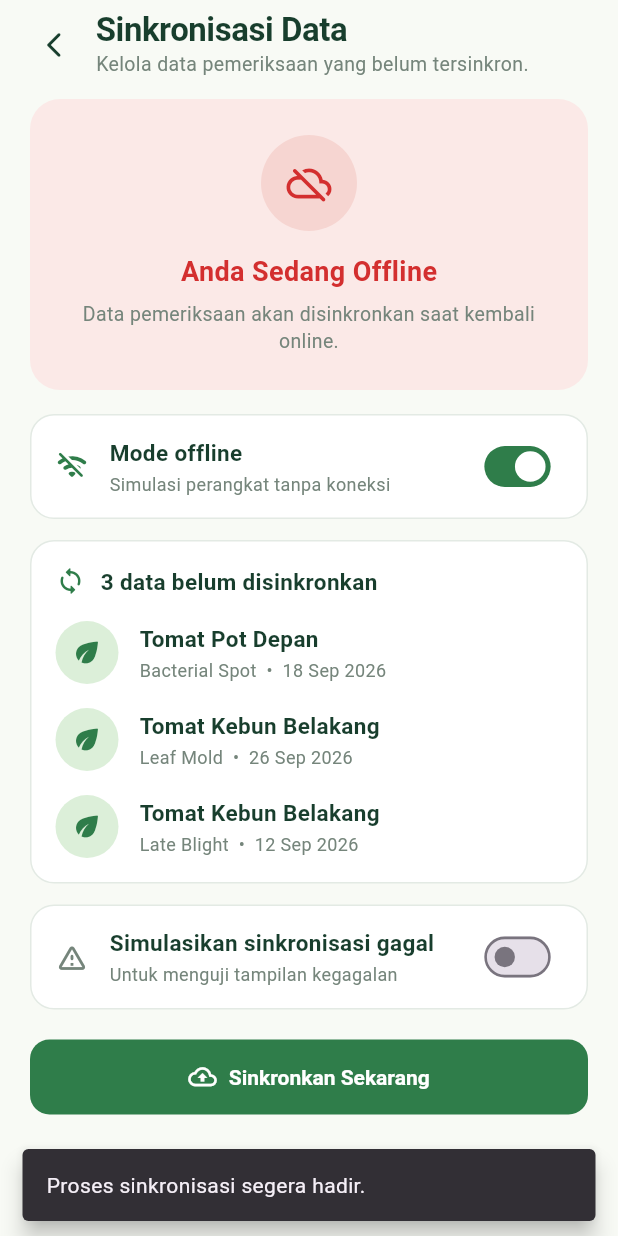
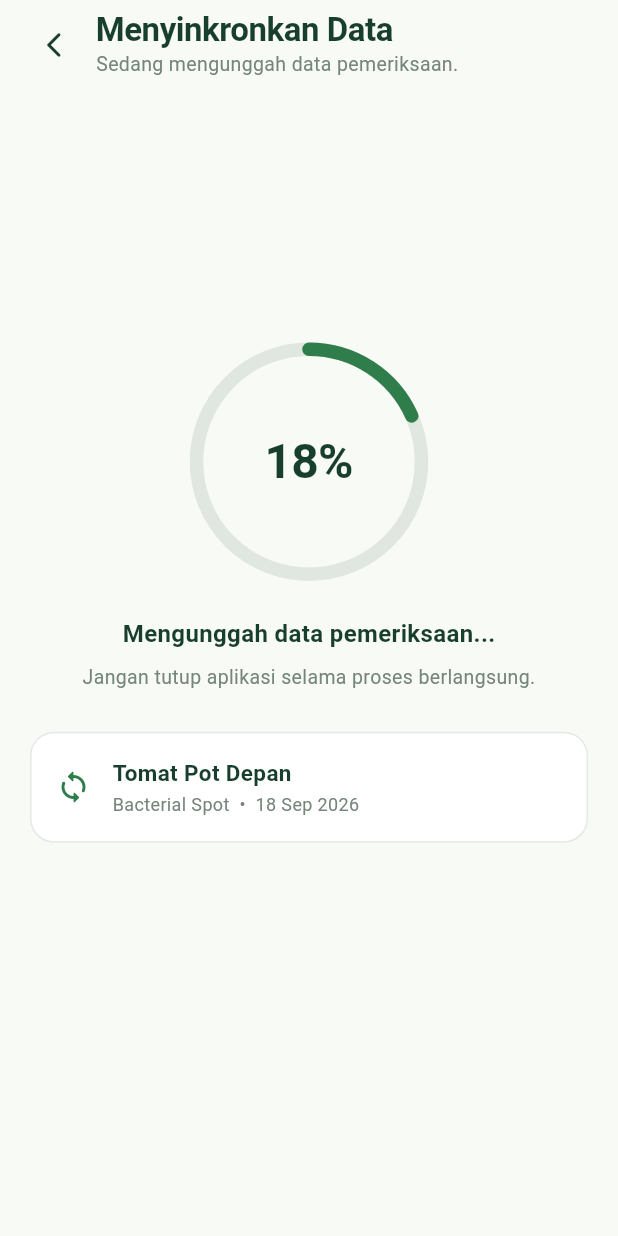
Before and after one commit to Indhirayc/PBL_Kelompok1_LeafItToMe, a Flutter app: the SyncStatusPage screen opened by its route, after a tap on "Sinkronkan Sekarang", on a phone screen of 412 x 824 dp. Run offline on Flutter 3.47's test engine with Material 3 defaults, Android fonts, the phone set to English and light mode, and no system bars; our stand-ins replace flutter_svg, go_router.

Commit message:
feat(sync): add sync process page

```diff
--- a/mobile_app/lib/app/router/app_router.dart
+++ b/mobile_app/lib/app/router/app_router.dart
@@ -25,6 +25,7 @@ import '../../features/history/views/history_detail_page.dart';
 import '../../features/history/views/treatment_recommendation_page.dart';
 import '../../features/history/views/disease_detail_page.dart';
 import '../../features/sync/views/sync_status_page.dart';
+import '../../features/sync/views/sync_process_page.dart';
 
 abstract final class AppRouter {
   static final GoRouter router = GoRouter(
@@ -215,6 +216,11 @@ abstract final class AppRouter {
         builder: (context, state) => const SyncStatusPage(),
       ),
       GoRoute(
+        path: '/sync-process',
+        name: 'sync-process',
+        builder: (context, state) => const SyncProcessPage(),
+      ),
+      GoRoute(
         path: '/profile',
         name: 'profile',
         builder: (context, state) => const ProfilePage(),
--- /dev/null
+++ b/mobile_app/lib/features/sync/views/sync_process_page.dart
@@ -0,0 +1,174 @@
+import 'package:flutter/material.dart';
+
+import '../../history/widgets/history_page_header.dart';
+import '../data/sync_data.dart';
+
+class SyncProcessPage extends StatefulWidget {
+  const SyncProcessPage({super.key});
+
+  @override
+  State<SyncProcessPage> createState() => _SyncProcessPageState();
+}
+
+class _SyncProcessPageState extends State<SyncProcessPage>
+    with SingleTickerProviderStateMixin {
+  static const Color _background = Color(0xFFF8FAF5);
+  static const Color _darkGreen = Color(0xFF183E2D);
+  static const Color _secondaryText = Color(0xFF75857B);
+  static const Color _border = Color(0xFFE3EAE4);
+  static const Color _primaryGreen = Color(0xFF2F7D4A);
+  static const Color _track = Color(0xFFDFE7E0);
+
+  late final AnimationController _controller;
+
+  @override
+  void initState() {
+    super.initState();
+    _controller = AnimationController(
+      vsync: this,
+      duration: const Duration(seconds: 6),
+    )..forward();
+  }
+
+  @override
+  void dispose() {
+    _controller.dispose();
+    super.dispose();
+  }
+
+  @override
+  Widget build(BuildContext context) {
+    final List<SyncItem> items = SyncData.items;
+
+    return Scaffold(
+      backgroundColor: _background,
+      body: SafeArea(
+        bottom: false,
+        child: Column(
+          children: [
+            const HistoryPageHeader(
+              title: 'Menyinkronkan Data',
+              subtitle: 'Sedang mengunggah data pemeriksaan.',
+              fallbackRoute: 'history',
+            ),
+            Expanded(
+              child: AnimatedBuilder(
+                animation: _controller,
+                builder: (context, child) {
+                  final double progress = _controller.value;
+                  final int percent = (progress * 100).round();
+                  final int index = (progress * items.length)
+                      .floor()
+                      .clamp(0, items.length - 1);
+                  final SyncItem current = items[index];
+
+                  return Column(
+                    children: [
+                      const Spacer(flex: 2),
+                      _buildProgressRing(percent, progress),
+                      const SizedBox(height: 28),
+                      const Text(
+                        'Mengunggah data pemeriksaan...',
+                        style: TextStyle(
+                          color: _darkGreen,
+                          fontSize: 16,
+                          fontWeight: FontWeight.w700,
+                        ),
+                      ),
+                      const SizedBox(height: 8),
+                      const Text(
+                        'Jangan tutup aplikasi selama proses berlangsung.',
+                        textAlign: TextAlign.center,
+                        style: TextStyle(
+                          color: _secondaryText,
+                          fontSize: 13,
+                          height: 1.4,
+                        ),
+                      ),
+                      const SizedBox(height: 28),
+                      Padding(
+                        padding: const EdgeInsets.symmetric(horizontal: 20),
+                        child: _buildCurrentItemCard(current),
+                      ),
+                      const Spacer(flex: 3),
+                    ],
+                  );
+                },
+              ),
+            ),
+          ],
+        ),
+      ),
+    );
+  }
+
+  Widget _buildProgressRing(int percent, double progress) {
+    return SizedBox(
+      width: 150,
+      height: 150,
+      child: Stack(
+        alignment: Alignment.center,
+        children: [
+          SizedBox(
+            width: 150,
+            height: 150,
+            child: CircularProgressIndicator(
+              value: progress,
+              strokeWidth: 9,
+              backgroundColor: _track,
+              strokeCap: StrokeCap.round,
+              valueColor: const AlwaysStoppedAnimation<Color>(_primaryGreen),
+            ),
+          ),
+          Text(
+            '$percent%',
+            style: const TextStyle(
+              color: _darkGreen,
+              fontSize: 32,
+              fontWeight: FontWeight.w700,
+              letterSpacing: -0.5,
+            ),
+          ),
+        ],
+      ),
+    );
+  }
+
+  Widget _buildCurrentItemCard(SyncItem item) {
+    return Container(
+      width: double.infinity,
+      padding: const EdgeInsets.all(16),
+      decoration: BoxDecoration(
+        color: Colors.white,
+        borderRadius: BorderRadius.circular(16),
+        border: Border.all(color: _border),
+      ),
+      child: Row(
+        children: [
+          const Icon(Icons.sync_rounded, color: _primaryGreen, size: 24),
+          const SizedBox(width: 14),
+          Expanded(
+            child: Column(
+              crossAxisAlignment: CrossAxisAlignment.start,
+              children: [
+                Text(
+                  item.plantName,
+                  style: const TextStyle(
+                    color: _darkGreen,
+                    fontSize: 15,
+                    fontWeight: FontWeight.w700,
+                  ),
+                ),
+                const SizedBox(height: 2),
+                Text(
+                  '${item.diseaseName}  •  ${formatSyncDate(item.date)}',
+                  style: const TextStyle(color: _secondaryText, fontSize: 12),
+                ),
+              ],
+            ),
+          ),
+        ],
+      ),
+    );
+  }
+}
--- a/mobile_app/lib/features/sync/views/sync_status_page.dart
+++ b/mobile_app/lib/features/sync/views/sync_status_page.dart
@@ -1,4 +1,5 @@
 import 'package:flutter/material.dart';
+import 'package:go_router/go_router.dart';
 
 import '../../history/widgets/history_page_header.dart';
 import '../data/sync_data.dart';
@@ -24,18 +25,6 @@ class _SyncStatusPageState extends State<SyncStatusPage> {
 
   bool _offlineMode = true;
   bool _simulateFailure = false;
-
-  void _showUiOnlyMessage() {
-    ScaffoldMessenger.of(context)
-      ..hideCurrentSnackBar()
-      ..showSnackBar(
-        const SnackBar(
-          content: Text('Proses sinkronisasi segera hadir.'),
-          duration: Duration(seconds: 2),
-          behavior: SnackBarBehavior.floating,
-        ),
-      );
-  }
 
   @override
   Widget build(BuildContext context) {
@@ -69,7 +58,7 @@ class _SyncStatusPageState extends State<SyncStatusPage> {
                     height: 50,
                     child: ElevatedButton(
                       key: const Key('syncNowButton'),
-                      onPressed: _showUiOnlyMessage,
+                      onPressed: () => context.pushNamed('sync-process'),
                       style: ElevatedButton.styleFrom(
                         backgroundColor: _primaryGreen,
                         foregroundColor: Colors.white,
```
Also changed, not shown: 1 other file.
